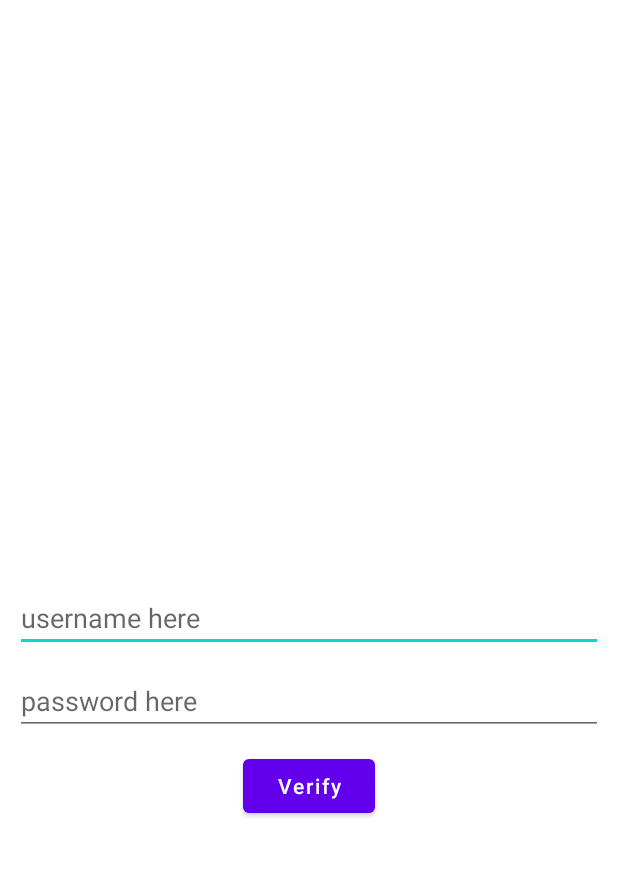
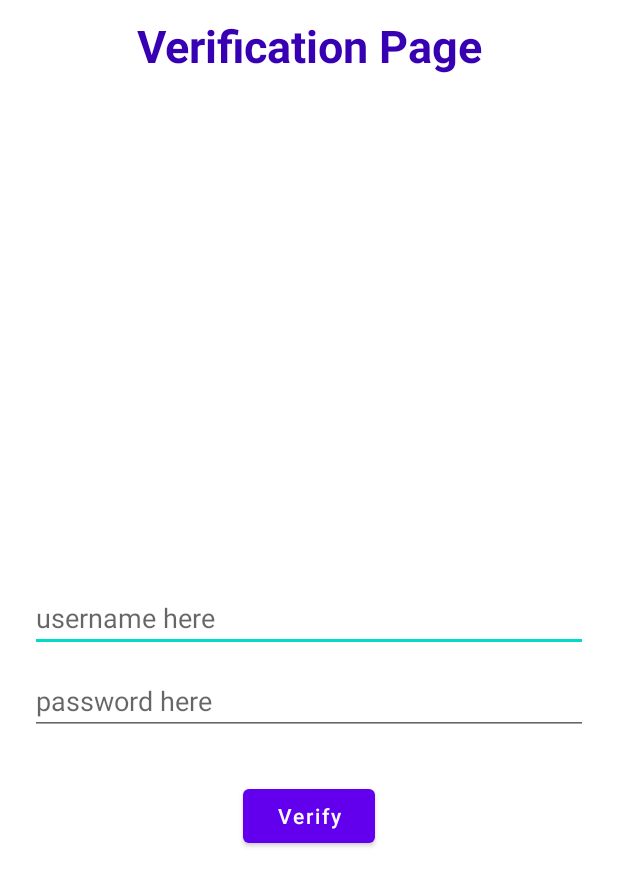
Before and after one commit to vrajendraBhavsar/FragResultApi, an Android app: the layout fragment_auth_dialog.xml on its own in the app's theme, with its tools: preview values and no code run, on a phone screen of 412 x 824 dp. Shown: the top 886 px of the screen. Run offline under Robolectric (Android 15) with nearby library versions, the phone set to English and light mode, and no system bars.

Commit message:
- Added ktx dependency. - Added onCreate() in MainFragment - UI improvements.

```diff
--- a/app/build.gradle
+++ b/app/build.gradle
@@ -42,6 +42,7 @@ dependencies {
     implementation 'com.google.android.material:material:1.4.0'
     implementation 'androidx.constraintlayout:constraintlayout:2.1.0'
     implementation 'androidx.legacy:legacy-support-v4:1.0.0'
+    implementation "androidx.fragment:fragment-ktx:1.3.6"
     testImplementation 'junit:junit:4.+'
     androidTestImplementation 'androidx.test.ext:junit:1.1.3'
     androidTestImplementation 'androidx.test.espresso:espresso-core:3.4.0'
--- a/app/src/main/res/layout/fragment_auth_dialog.xml
+++ b/app/src/main/res/layout/fragment_auth_dialog.xml
@@ -6,12 +6,28 @@
     android:layout_height="match_parent"
     tools:context=".fragments.AuthDialogFragment">
 
+    <TextView
+        android:id="@+id/tvTitle"
+        android:layout_width="match_parent"
+        android:layout_height="wrap_content"
+        android:layout_marginHorizontal="20dp"
+        android:layout_marginTop="10dp"
+        android:gravity="center_horizontal"
+        android:text="@string/verification_page"
+        android:textColor="@color/purple_700"
+        android:textSize="30sp"
+        android:textStyle="bold"
+        app:layout_constraintEnd_toEndOf="parent"
+        app:layout_constraintStart_toStartOf="parent"
+        app:layout_constraintTop_toTopOf="parent" />
+
     <EditText
         android:id="@+id/etUsername"
         android:layout_width="match_parent"
         android:layout_height="wrap_content"
-        android:layout_margin="10dp"
-        android:hint="username here"
+        android:layout_marginHorizontal="20dp"
+        android:layout_marginVertical="10dp"
+        android:hint="@string/username_here"
         app:layout_constraintBottom_toBottomOf="parent"
         app:layout_constraintEnd_toEndOf="parent"
         app:layout_constraintStart_toStartOf="parent"
@@ -21,18 +37,19 @@
         android:id="@+id/etPassword"
         android:layout_width="match_parent"
         android:layout_height="wrap_content"
-        android:layout_margin="10dp"
+        android:layout_marginHorizontal="20dp"
+        android:layout_marginVertical="10dp"
         android:hint="password here"
 
         app:layout_constraintEnd_toEndOf="parent"
         app:layout_constraintStart_toStartOf="parent"
         app:layout_constraintTop_toBottomOf="@+id/etUsername" />
 
-    <Button
+    <com.google.android.material.button.MaterialButton
         android:id="@+id/btnAuth"
         android:layout_width="wrap_content"
         android:layout_height="wrap_content"
-        android:layout_margin="10dp"
+        android:layout_margin="30dp"
         android:text="@string/verify"
         android:textAllCaps="false"
         app:layout_constraintEnd_toEndOf="parent"
--- a/app/src/main/res/layout/fragment_master.xml
+++ b/app/src/main/res/layout/fragment_master.xml
@@ -6,7 +6,7 @@
     xmlns:app="http://schemas.android.com/apk/res-auto"
     tools:context=".fragments.MasterFragment">
 
-    <Button
+    <com.google.android.material.button.MaterialButton
         android:id="@+id/btnMaster"
         android:layout_width="wrap_content"
         android:layout_height="wrap_content"
--- a/app/src/main/res/values/strings.xml
+++ b/app/src/main/res/values/strings.xml
@@ -6,4 +6,6 @@
     <string name="verifying">Verifying...</string>
     <string name="master_button">Master Button</string>
     <string name="master_text">master text</string>
+    <string name="verification_page">Verification Page</string>
+    <string name="username_here">username here</string>
 </resources>
```
Also changed, not shown: app/src/main/java/com/example/fragresultapi/MainActivity.kt (+7 -2 lines), app/src/main/java/com/example/fragresultapi/fragments/AuthDialogFragment.kt (+16 -6 lines), app/src/main/java/com/example/fragresultapi/fragments/MasterFragment.kt (+26 -19 lines), app/src/main/res/layout/activity_main.xml (+4 -4 lines).
